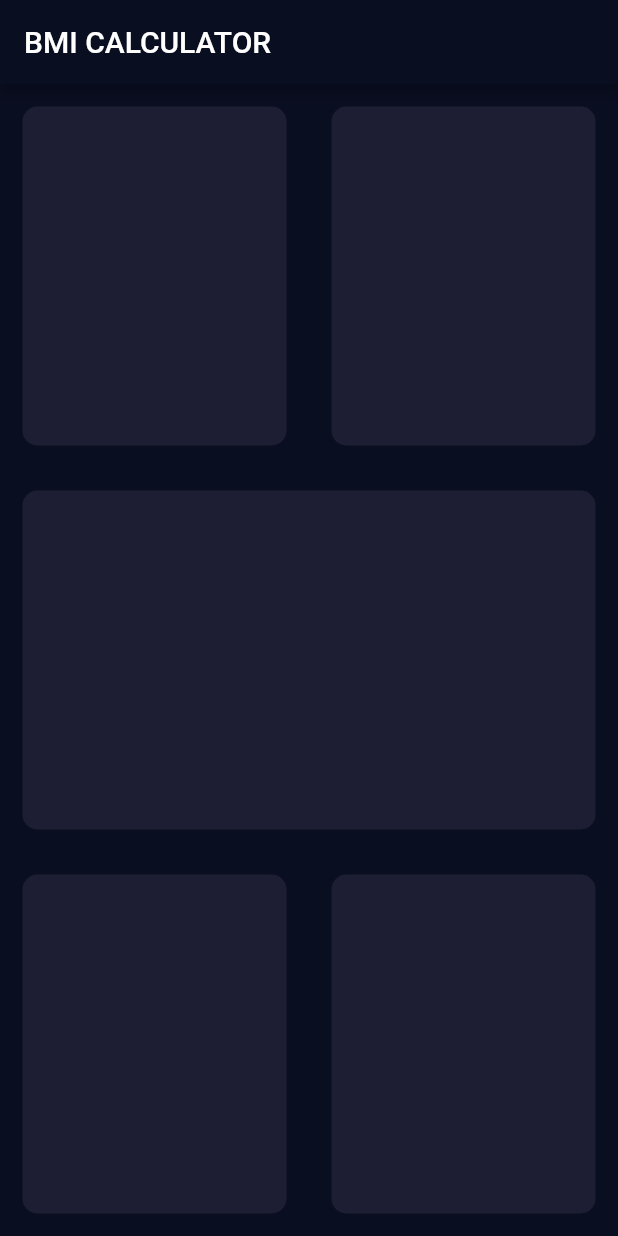
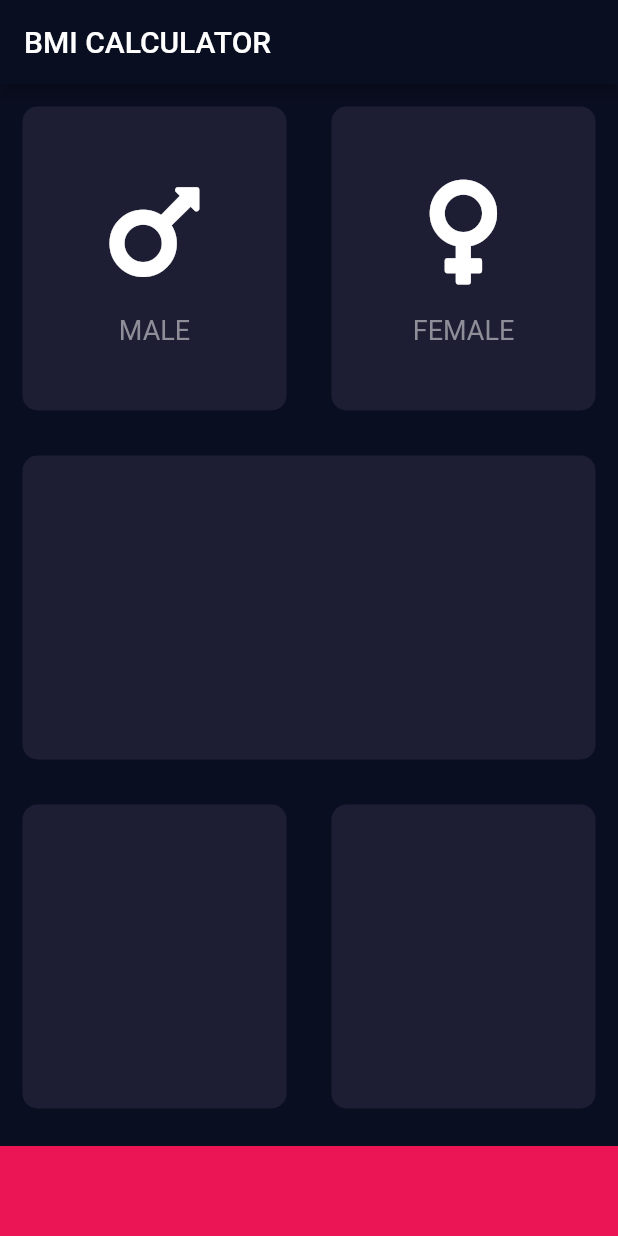
Before and after one commit to Gabrielncosta/bmi-calculator-flutter, a Flutter app: the screen it shows after launch, on a phone screen of 412 x 824 dp. Run offline on Flutter 3.47's test engine with Material 2 defaults, Android fonts, the phone set to English and light mode, and no system bars; our stand-ins replace font_awesome_flutter.

```diff
--- a/lib/input_page.dart
+++ b/lib/input_page.dart
@@ -1,4 +1,9 @@
 import 'package:flutter/material.dart';
+import 'package:font_awesome_flutter/font_awesome_flutter.dart';
+
+const bottomContainerHeight = 60.0;
+const reusableCardColor = Color(0XFF1D1E33);
+const containerColor = Color(0xFFEB1555);
 
 class InputPage extends StatefulWidget {
   @override
@@ -18,10 +23,22 @@ class _InputPageState extends State<InputPage> {
             child: Row(
               children: <Widget>[
                 Expanded(
-                  child: ReusableCard(),
+                  child: ReusableCard(
+                    color: reusableCardColor,
+                    cardChild: CardGender(
+                      iconName: FontAwesomeIcons.mars,
+                      genderName: 'MALE',
+                    ),
+                  ),
                 ),
                 Expanded(
-                  child: ReusableCard(),
+                  child: ReusableCard(
+                    color: reusableCardColor,
+                    cardChild: CardGender(
+                      iconName: FontAwesomeIcons.venus,
+                      genderName: 'FEMALE',
+                    ),
+                  ),
                 )
               ],
             ),
@@ -30,7 +47,9 @@ class _InputPageState extends State<InputPage> {
             child: Row(
               children: <Widget>[
                 Expanded(
-                  child: ReusableCard(),
+                  child: ReusableCard(
+                    color: reusableCardColor,
+                  ),
                 ),
               ],
             ),
@@ -39,31 +58,71 @@ class _InputPageState extends State<InputPage> {
             child: Row(
               children: <Widget>[
                 Expanded(
-                  child: ReusableCard(),
+                  child: ReusableCard(color: reusableCardColor),
                 ),
                 Expanded(
-                  child: ReusableCard(),
+                  child: ReusableCard(
+                    color: reusableCardColor,
+                  ),
                 ),
               ],
             ),
           ),
+          Container(
+            color: containerColor,
+            margin: EdgeInsets.only(top: 10.0),
+            width: double.infinity,
+            height: bottomContainerHeight,
+          )
         ],
       ),
-      );
+    );
+  }
+}
+
+class CardGender extends StatelessWidget {
+  CardGender({@required this.iconName, @required this.genderName});
+
+  final IconData iconName;
+  final String genderName;
+
+  @override
+  Widget build(BuildContext context) {
+    return Column(
+      mainAxisAlignment: MainAxisAlignment.center,
+      children: <Widget>[
+        Icon(
+          iconName,
+          size: 80.0,
+        ),
+        SizedBox(
+          height: 15.0,
+        ),
+        Text(
+          genderName,
+          style: TextStyle(
+            color: Color(0xFF8D8E98),
+            fontSize: 18.0,
+          ),
+        ),
+      ],
+    );
   }
 }
 
 class ReusableCard extends StatelessWidget {
-  const ReusableCard({
-    Key key,
-  }) : super(key: key);
+  ReusableCard({@required this.color, this.cardChild});
+
+  final Color color;
+  final Widget cardChild;
 
   @override
   Widget build(BuildContext context) {
     return Container(
+      child: cardChild,
       margin: EdgeInsets.all(15.0),
       decoration: BoxDecoration(
-        color: Color(0XFF1D1E33),
+        color: color,
         borderRadius: BorderRadius.circular(10.0),
       ),
     );
--- a/pubspec.yaml
+++ b/pubspec.yaml
@@ -11,6 +11,7 @@ dependencies:
     sdk: flutter
 
   cupertino_icons: ^0.1.2
+  font_awesome_flutter: ^8.5.0
 
 dev_dependencies:
   flutter_test:
```
Also changed, not shown: lib/icon_content.dart (added), lib/reusable_card.dart (added), 1 other file.
